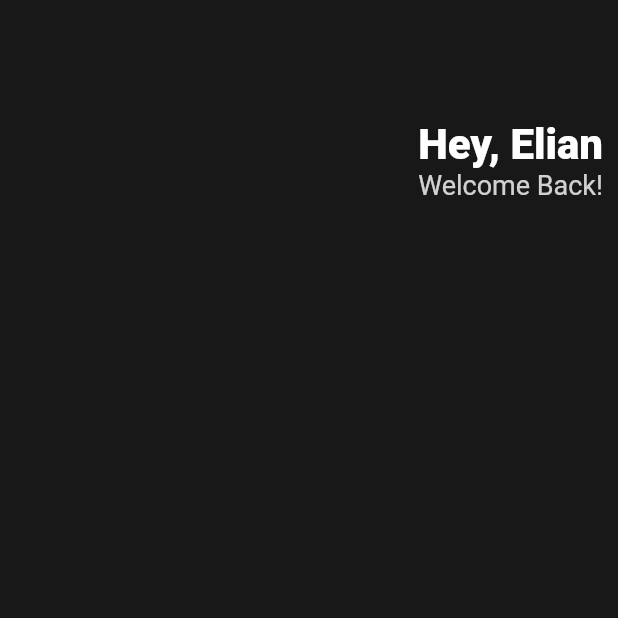
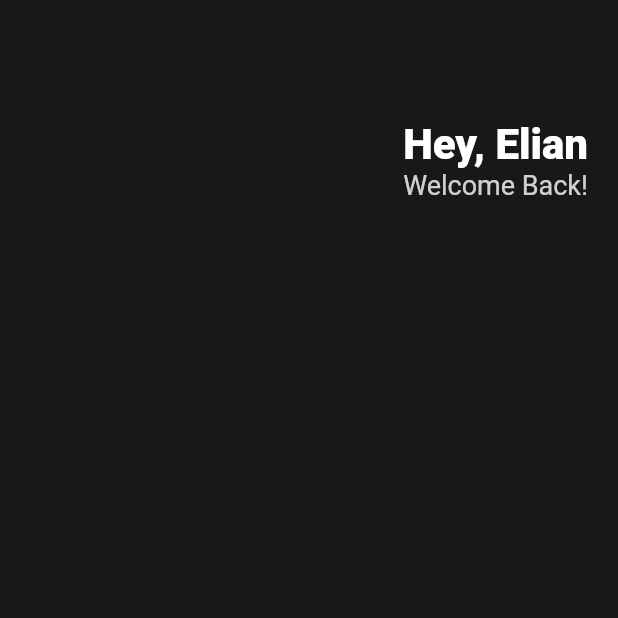
Before and after one commit to elian118/toonflix, a Flutter app: the screen it shows after launch, on a phone screen of 412 x 824 dp, the top half of it. Run offline on Flutter 3.47's test engine with Material 2 defaults, Android fonts, the phone set to English and light mode, and no system bars.

Commit message:
3.0 Header

```diff
--- a/lib/main.dart
+++ b/lib/main.dart
@@ -13,7 +13,9 @@ class App extends StatelessWidget {
       home: Scaffold(
         backgroundColor: Color(0xFF181818), // 16진수 색상 설정
         body: Padding(
-          padding: EdgeInsets.symmetric(horizontal: 10), // 수평 오프셋 10 지정
+          padding: EdgeInsets.symmetric(
+              horizontal: 20
+          ), // 수평 오프셋 20 지정
           child: Column(
             children: [
               SizedBox(height: 80),
@@ -34,7 +36,7 @@ class App extends StatelessWidget {
                       Text(
                         'Welcome Back!',
                         style: TextStyle(
-                          color: Colors.white.withOpacity(0.8),
+                          color: Color.fromRGBO(255, 255, 255, 0.8), // RGB색상 설정
                           fontSize: 18,
                         ),
                       ),
```
